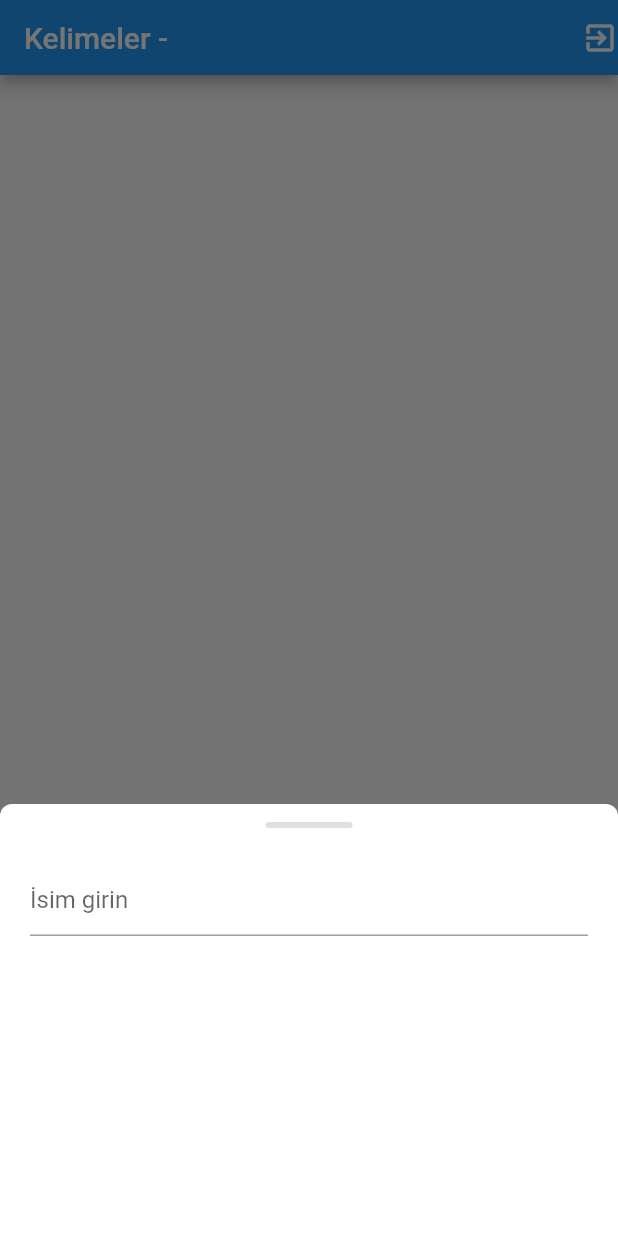
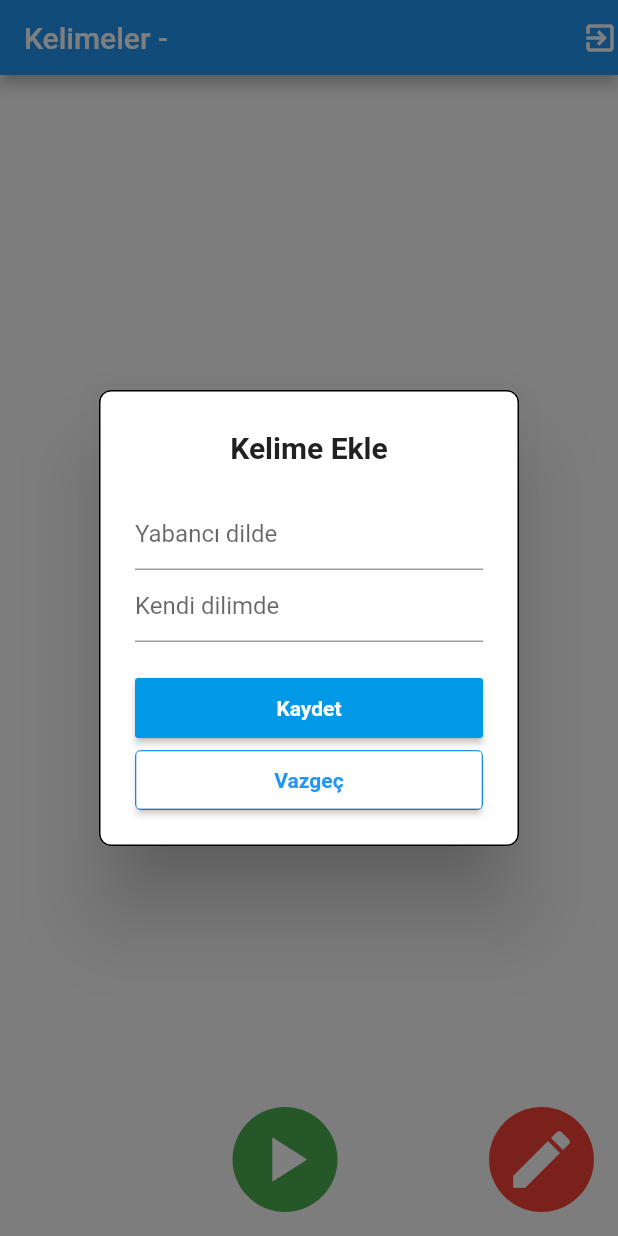
Before and after one commit to ensarduman/randomwordmemory, a Flutter app: the screen it shows once a user with an empty profile is signed in, after a tap on the "create" icon, on a phone screen of 412 x 824 dp. Run offline on Flutter 3.47's test engine with Material 2 defaults, Android fonts, the phone set to English and light mode, and no system bars; our stand-ins replace cloud_firestore, firebase_auth, firebase_core, fluttertoast; accounts and stored records are empty; Roboto replaces fonts that are missing (Quicksand).

Commit message:
new word modal

```diff
--- a/lib/common/helpers/modal_helper.dart
+++ b/lib/common/helpers/modal_helper.dart
@@ -78,6 +78,7 @@ class ModalHelper {
       {String title,
       Color color = StyleColors.bottomModalTitle,
       String contentText,
+      Widget content,
       ButtonOrder buttonOrder = ButtonOrder.vertical,
       bool enableFirstButton = false,
       bool enableSecondButton = false,
@@ -127,6 +128,7 @@ class ModalHelper {
                               textAlign: TextAlign.center,
                             )
                           : Container()),
+                      (content != null ? content : Container()),
                       SizedBox(
                         height: 24,
                       ),
--- a/lib/common/localization/locales/tr.json
+++ b/lib/common/localization/locales/tr.json
@@ -25,5 +25,10 @@
     "home_logout_text": "Çıkmak istediğinizden emin misiniz?",
     "home_logout_yes": "Evet",
     "home_logout_no":"Hayır",
-    "home_search_user_text_place_holder":"İsim girin"
+    "add_or_update_word_save_button":"Kaydet",
+    "add_or_update_word_cancel_button":"Vazgeç",
+    "add_or_update_word_add_title":"Kelime Ekle",
+    "add_or_update_word_update_title":"Kelime Güncelle",
+    "add_or_update_word_place_holder_target_language":"Yabancı dilde",
+    "add_or_update_word_place_holder_my_language":"Kendi dilimde"
 }
--- /dev/null
+++ b/lib/widgets/home_screen/add_or_update_word.dart
@@ -0,0 +1,49 @@
+import 'package:flutter/material.dart';
+import 'package:instantmessage/common/localization/localization.dart';
+import 'package:instantmessage/widgets/custom_text_field.dart';
+
+class AddOrUpdateWord extends StatefulWidget {
+  final String wordId;
+
+  const AddOrUpdateWord({this.wordId});
+
+  @override
+  _AddOrUpdateWordState createState() => _AddOrUpdateWordState();
+}
+
+class _AddOrUpdateWordState extends State<AddOrUpdateWord> {
+  String targetLanguageContent;
+  String myLanguageContent;
+
+  @override
+  Widget build(BuildContext context) {
+    return Container(
+      child: Column(
+        children: [
+          CustomTextField(
+            placeHolder: localize(
+              context,
+              'add_or_update_word_place_holder_target_language',
+            ),
+            onChanged: (value) {
+              setState(() {
+                targetLanguageContent = value;
+              });
+            },
+          ),
+          CustomTextField(
+            placeHolder: localize(
+              context,
+              'add_or_update_word_place_holder_my_language',
+            ),
+            onChanged: (value) {
+              setState(() {
+                myLanguageContent = value;
+              });
+            },
+          ),
+        ],
+      ),
+    );
+  }
+}
--- a/lib/widgets/home_screen/new_word_button.dart
+++ b/lib/widgets/home_screen/new_word_button.dart
@@ -1,13 +1,26 @@
 import 'package:flutter/material.dart';
 import 'package:instantmessage/common/helpers/modal_helper.dart';
-import 'package:instantmessage/widgets/home_screen/search_user.dart';
+import 'package:instantmessage/common/localization/localization.dart';
+import 'package:instantmessage/widgets/home_screen/add_or_update_word.dart';
 
 class NewWordButton extends StatelessWidget {
   @override
   Widget build(BuildContext context) {
     return InkWell(
       onTap: () {
-        ModalHelper.showBottomModal(context, content: SearchUser());
+        ModalHelper.showModalDialog(
+          context,
+          title: localize(context, 'add_or_update_word_add_title'),
+          content: AddOrUpdateWord(),
+          enableFirstButton: true,
+          enableSecondButton: true,
+          firstButtonText: localize(context, 'add_or_update_word_save_button'),
+          secondButtonText: localize(context, 'add_or_update_word_cancel_button'),
+          onFirstButtonClick: () {},
+          onSecondButtonClick: () {
+            ModalHelper.closeModals(context);
+          },
+        );
       },
       child: Container(
           padding: EdgeInsets.all(10),
--- a/lib/widgets/home_screen/search_user.dart
+++ /dev/null
@@ -1,35 +0,0 @@
-import 'package:flutter/material.dart';
-import 'package:instantmessage/api/user_api.dart';
-import 'package:instantmessage/common/localization/localization.dart';
-import 'package:instantmessage/models/user_model.dart';
-import 'package:instantmessage/widgets/custom_text_field.dart';
-import 'package:instantmessage/widgets/home_screen/search_user_results.dart';
-
-class SearchUser extends StatefulWidget {
-  @override
-  _SearchUserState createState() => _SearchUserState();
-}
-
-class _SearchUserState extends State<SearchUser> {
-  // String searchText;
-  List<UserModel> users = List<UserModel>();
-  @override
-  Widget build(BuildContext context) {
-    return Column(
-      children: [
-        CustomTextField(
-          onChanged: (value) {
-            var userApi = UserApi();
-            userApi.searchUsersByFullname(value).then((searchedUsers) {
-              setState(() {
-                users = searchedUsers;
-              });
-            });
-          },
-          placeHolder: localize(context, 'home_search_user_text_place_holder'),
-        ),
-        SearchUserResults(users: users),
-      ],
-    );
-  }
-}
--- a/lib/widgets/home_screen/search_user_results.dart
+++ /dev/null
@@ -1,37 +0,0 @@
-import 'package:flutter/gestures.dart';
-import 'package:flutter/material.dart';
-import 'package:instantmessage/models/user_model.dart';
-import 'package:instantmessage/style/style_colors.dart';
-import 'package:instantmessage/widgets/home_screen/search_user_list_tile.dart';
-
-class SearchUserResults extends StatelessWidget {
-  final List<UserModel> users;
-  SearchUserResults({this.users});
-
-  @override
-  Widget build(BuildContext context) {
-    return SizedBox(
-      height: 200,
-      child: ListView.builder(
-        dragStartBehavior: DragStartBehavior.down,
-        reverse: false,
-        itemCount: users.length,
-        itemBuilder: (context, index) {
-          var user = users[index];
-          Color backgroundColor;
-
-          if (index % 2 == 0) {
-            backgroundColor = StyleColors.homeSearchUserResultListTilePrimaryBackground;
-          } else {
-            backgroundColor = StyleColors.homeSearchUserResultListTileSecondaryBackground;
-          }
-
-          return SearchUserListTile(
-            user,
-            backgroundColor: backgroundColor,
-          );
-        },
-      ),
-    );
-  }
-}
--- a/lib/widgets/home_screen/start_button.dart
+++ b/lib/widgets/home_screen/start_button.dart
@@ -1,13 +1,12 @@
 import 'package:flutter/material.dart';
 import 'package:instantmessage/common/helpers/modal_helper.dart';
-import 'package:instantmessage/widgets/home_screen/search_user.dart';
 
 class StartButton extends StatelessWidget {
   @override
   Widget build(BuildContext context) {
     return InkWell(
       onTap: () {
-        ModalHelper.showBottomModal(context, content: SearchUser());
+        ModalHelper.showBottomModal(context, content: Text('ASDSADASDASD'));
       },
       child: Container(
           padding: EdgeInsets.all(10),
```
Also changed, not shown: lib/widgets/home_screen/search_user_list_tile.dart (deleted, +0 -41 lines), 1 other file.
